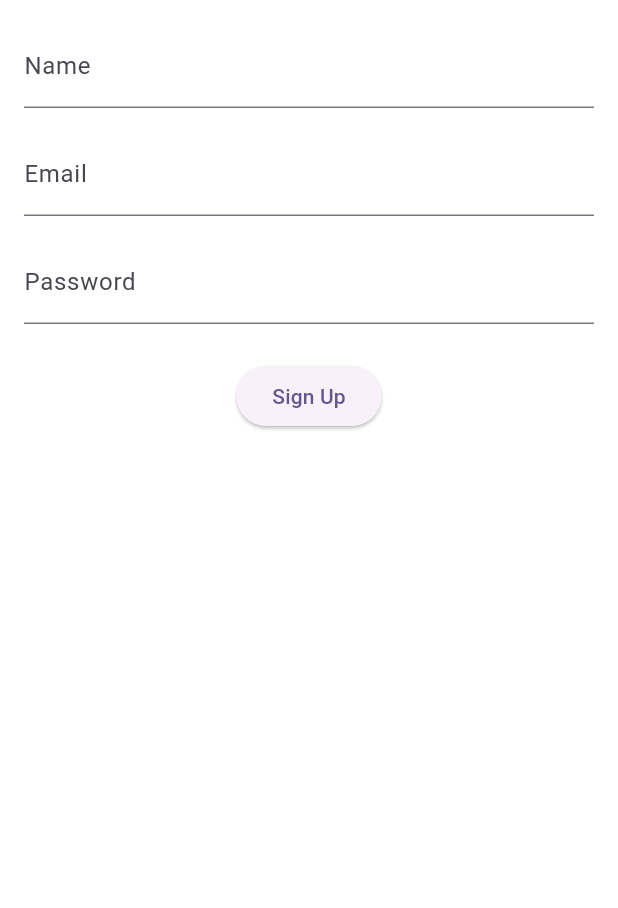
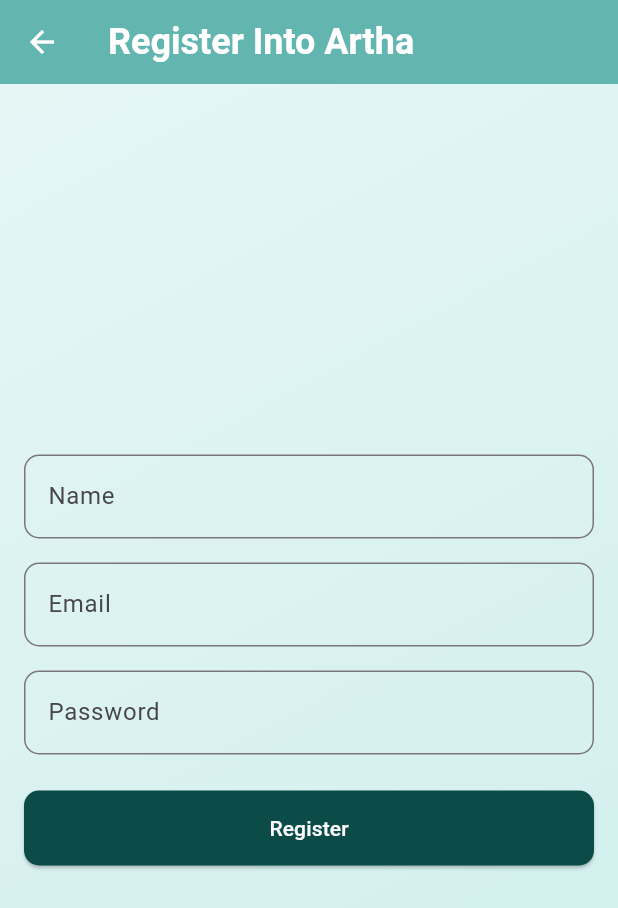
Before and after one commit to Gagan-Saini-GS/tracker, a Flutter app: the screen it shows after launch, after a tap on "Register", on a phone screen of 412 x 824 dp. Shown: the top 908 px of the screen. Run offline on Flutter 3.47's test engine with Material 3 defaults, Android fonts, the phone set to English and light mode, and no system bars; our stand-ins replace flutter_riverpod, flutter_secure_storage, go_router, syncfusion_flutter_charts; network calls fail.

```diff
--- a/lib/api/api_service.dart
+++ b/lib/api/api_service.dart
@@ -29,7 +29,6 @@ class ApiService {
       headers: _buildHeaders(),
       body: jsonEncode(body),
     );
-    debugPrint("Base Response: $response");
     return _processResponse(response);
   }
 
--- a/lib/screens/onboarding/onboarding_screen.dart
+++ b/lib/screens/onboarding/onboarding_screen.dart
@@ -9,6 +9,18 @@ class OnboardingScreen extends StatelessWidget {
   Widget build(BuildContext context) {
     return Scaffold(
       backgroundColor: scaffoldColor,
+      appBar: AppBar(
+        backgroundColor: scaffoldColor,
+        title: Text(
+          "Artha",
+          style: TextStyle(
+            color: whiteColor,
+            fontSize: 28,
+            fontWeight: FontWeight.bold,
+          ),
+        ),
+        centerTitle: true,
+      ),
       body: SafeArea(
         child: Stack(
           children: [
--- a/lib/screens/onboarding/signup_form.dart
+++ b/lib/screens/onboarding/signup_form.dart
@@ -1,6 +1,8 @@
 import 'package:flutter/material.dart';
 import 'package:flutter_riverpod/flutter_riverpod.dart';
+import 'package:go_router/go_router.dart';
 import 'package:tracker/providers/signup_provider.dart';
+import 'package:tracker/utils/constants.dart';
 
 class SignupForm extends ConsumerWidget {
   const SignupForm({super.key});
@@ -10,16 +12,53 @@ class SignupForm extends ConsumerWidget {
     final form = ref.watch(signupFormProvider);
     final formNotifier = ref.read(signupFormProvider.notifier);
 
-    return Padding(
+    return Scaffold(
+      appBar: AppBar(
+        backgroundColor: greenColor,
+        elevation: 0,
+        leading: IconButton(
+          icon: Icon(Icons.arrow_back, color: whiteColor),
+          onPressed: () {
+            context.go("/onboarding");
+          },
+        ),
+        title: Text(
+          'Register Into Artha',
+          style: TextStyle(
+            color: whiteColor,
+            fontWeight: FontWeight.bold,
+            fontSize: 24,
+          ),
+        ),
+      ),
+      body: SafeArea(
+        child: Stack(
+          children: [
+            Container(
+              width: double.infinity,
+              height: double.infinity,
+              decoration: BoxDecoration(
+                gradient: LinearGradient(
+                  colors: onboardingGradient,
+                  begin: Alignment.topLeft,
+                  end: Alignment.bottomRight,
+                ),
+              ),
+            ),
+            Padding(
               padding: const EdgeInsets.all(16.0),
               child: Column(
-        mainAxisSize: MainAxisSize.min,
+                mainAxisAlignment: MainAxisAlignment.center,
                 children: [
                   TextField(
                     onChanged: formNotifier.setName,
                     decoration: InputDecoration(
                       labelText: 'Name',
+                      hintText: 'Enter name',
                       errorText: form.nameError,
+                      border: OutlineInputBorder(
+                        borderRadius: BorderRadius.circular(10),
+                      ),
                     ),
                   ),
                   const SizedBox(height: 16),
@@ -28,7 +67,11 @@ class SignupForm extends ConsumerWidget {
                     keyboardType: TextInputType.emailAddress,
                     decoration: InputDecoration(
                       labelText: 'Email',
+                      hintText: 'Enter email',
                       errorText: form.emailError,
+                      border: OutlineInputBorder(
+                        borderRadius: BorderRadius.circular(10),
+                      ),
                     ),
                   ),
                   const SizedBox(height: 16),
@@ -37,28 +80,47 @@ class SignupForm extends ConsumerWidget {
                     obscureText: true,
                     decoration: InputDecoration(
                       labelText: 'Password',
+                      hintText: 'Enter password',
                       errorText: form.passwordError,
+                      border: OutlineInputBorder(
+                        borderRadius: BorderRadius.circular(10),
+                      ),
                     ),
                   ),
                   const SizedBox(height: 24),
-          ElevatedButton(
+                  SizedBox(
+                    width: double.infinity,
+                    height: 50,
+                    child: ElevatedButton(
                       onPressed: form.isLoading
                           ? null
                           : () {
-                    formNotifier.submit(context);
+                              formNotifier.submit(context, ref);
                             },
+                      style: ElevatedButton.styleFrom(
+                        backgroundColor: darkGreenColor,
+                        foregroundColor: whiteColor,
+                        shape: RoundedRectangleBorder(
+                          borderRadius: BorderRadius.circular(10),
+                        ),
+                      ),
                       child: form.isLoading
-                ? const SizedBox(
+                          ? SizedBox(
                               width: 20,
                               height: 20,
                               child: CircularProgressIndicator(
-                      color: Colors.white,
+                                color: whiteColor,
                                 strokeWidth: 2,
                               ),
                             )
-                : const Text('Sign Up'),
+                          : const Text('Register'),
+                    ),
                   ),
                 ],
+              ),
+            ),
+          ],
+        ),
       ),
     );
   }
```
Also changed, not shown: lib/providers/login_provider.dart (+0 -8 lines), lib/providers/signup_provider.dart (+39 -7 lines), lib/screens/onboarding/login_form.dart (+19 -0 lines). Lines whose indentation alone changed are shown as unchanged.
